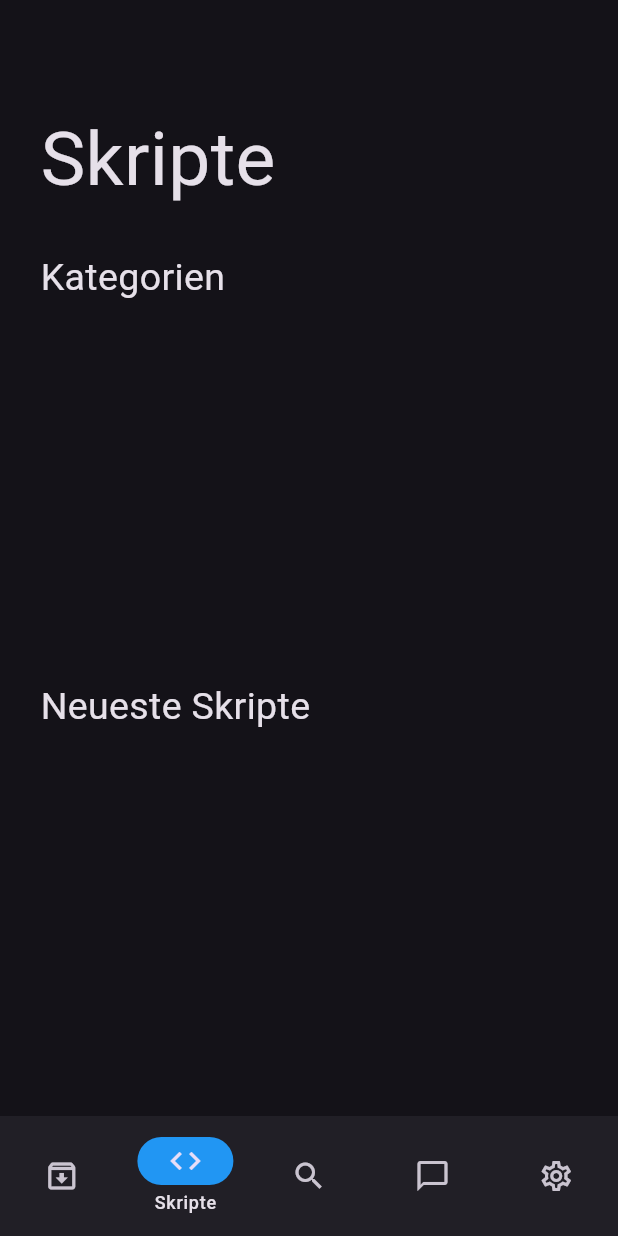
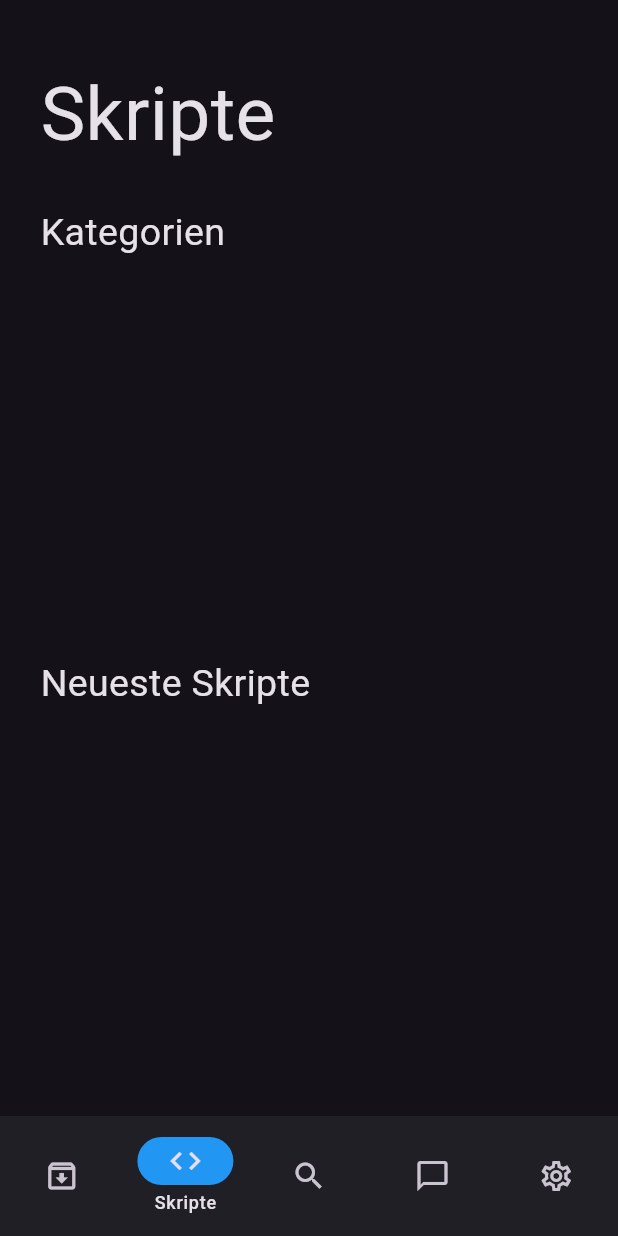
Before and after one commit to OptixWolf/Arktox, a Flutter app: the screen it shows after launch, item 2 of the bottom bar chosen, on a phone screen of 412 x 824 dp. Run offline on Flutter 3.47's test engine with Material 3 defaults, Android fonts, the phone set to English and light mode, and no system bars; our stand-ins replace flutter_phoenix, loading_animation_widget, shared_preferences; missing offline and left inert: mysql_client.

Commit message:
some changes

```diff
--- a/lib/main.dart
+++ b/lib/main.dart
@@ -322,7 +322,7 @@ class _HomepageState extends State<Homepage> {
                           padding: const EdgeInsets.all(20.0),
                           child: Column(
                             children: [
-                              const SizedBox(height: 50),
+                              const SizedBox(height: 20),
                               const Row(
                                 children: [
                                   SizedBox(width: 7),
@@ -484,7 +484,7 @@ class _HomepageState extends State<Homepage> {
                           padding: const EdgeInsets.all(20.0),
                           child: Column(
                             children: [
-                              const SizedBox(height: 50),
+                              const SizedBox(height: 20),
                               const Row(
                                 children: [
                                   SizedBox(width: 7),
@@ -605,6 +605,7 @@ class _HomepageState extends State<Homepage> {
           padding: const EdgeInsets.all(20.0),
           child: Column(
             children: [
+              const SizedBox(height: 20),
               const Row(
                 children: [
                   SizedBox(width: 7),
@@ -690,6 +691,7 @@ class _HomepageState extends State<Homepage> {
                           padding: const EdgeInsets.all(20.0),
                           child: Column(
                             children: [
+                              const SizedBox(height: 20),
                               const Row(children: [
                                 SizedBox(width: 7),
                                 Text('Nachrichten',
@@ -700,7 +702,7 @@ class _HomepageState extends State<Homepage> {
                               ),
                               const Row(children: [
                                 SizedBox(width: 7),
-                                Text('Kontake:',
+                                Text('Kontakte:',
                                     style: TextStyle(fontSize: 25)),
                               ]),
                               Visibility(
@@ -824,6 +826,7 @@ class _HomepageState extends State<Homepage> {
           child: SingleChildScrollView(
             child: Column(
               children: [
+                const SizedBox(height: 20),
                 const Row(children: [
                   SizedBox(width: 7),
                   Text('Einstellungen', style: TextStyle(fontSize: 50)),
@@ -2462,13 +2465,14 @@ class MessagePageState extends State<MessagePage> {
                                   DateFormat('yyyy-MM-dd HH:mm:ss').format(now);
 
                               DatabaseService().executeQuery(
-                                  'INSERT INTO nachrichten(from_profile_id, to_profile_id, message, attachement_link, readed, message_send_at) VALUES($own_profileid, $profileid, \'$value\', \'\', 0, \'$formattedDate\')');
+                                  'INSERT INTO nachrichten(from_profile_id, to_profile_id, message, attachement_link, readed, message_send_at) VALUES($own_profileid, $profileid, \'$message\', \'\', 0, \'$formattedDate\')');
                               _textController.clear();
                               scrollDown = true;
                             }
                           },
                           controller: _textController,
-                          onChanged: (value) => message = value,
+                          onChanged: (value) =>
+                              message = value.replaceAll('\'', '\'\''),
                           decoration: const InputDecoration(
                             labelText: 'Nachricht',
                             hintText: 'Gib hier deine Nachricht ein...',
```
